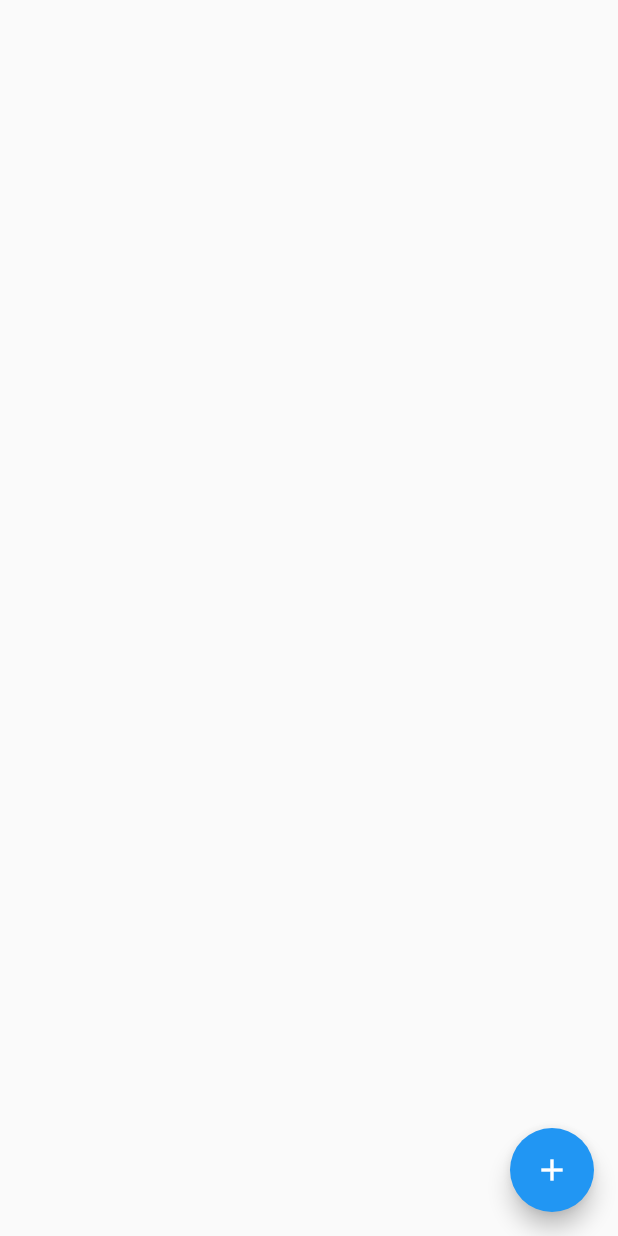
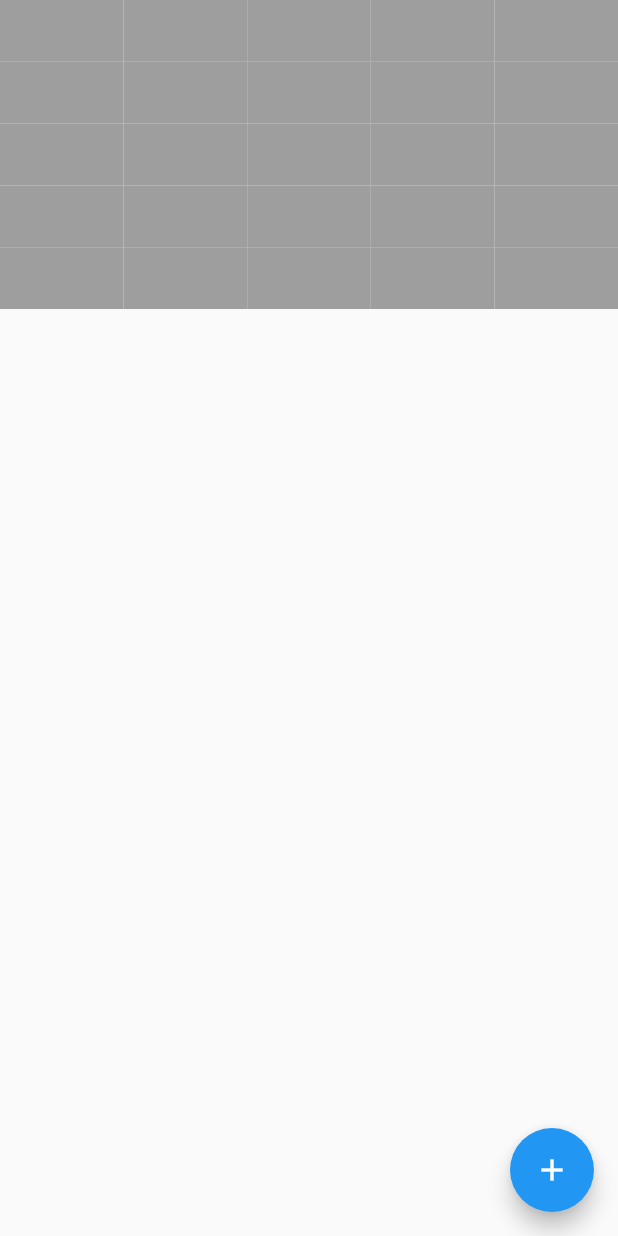
Before and after one commit to GikuyuNderitu/flutter_minesweeper, a Flutter app: the screen it shows after launch, on a phone screen of 412 x 824 dp. Run offline on Flutter 3.47's test engine with Material 2 defaults, Android fonts, the phone set to English and light mode, and no system bars; our stand-ins replace bloc, flutter_bloc.

Commit message:
Add rough styling to the cell view

```diff
--- a/lib/game/game_view.dart
+++ b/lib/game/game_view.dart
@@ -37,15 +37,69 @@ class CellView extends StatelessWidget {
 
   @override
   Widget build(BuildContext context) {
+    final textTheme = Theme.of(context).textTheme;
     return MouseRegion(
       cursor: SystemMouseCursors.click,
       child: GestureDetector(
         onTap: () => context.read<GameCubit>().move(point),
-        child: Padding(
+        child: Container(
+          color: _cellToColor(cell),
           padding: const EdgeInsets.all(58.0),
-          child: Text(cell.value.toString()),
+          child: Text(
+            number,
+            style: textTheme.headlineLarge?.copyWith(color: textColor),
+          ),
         ),
       ),
     );
   }
+
+  Color get textColor {
+    switch (cell.value) {
+      case initialCellValue:
+      case mineCellValue:
+      case emptyCellValue:
+        return Colors.transparent;
+      case 1:
+        return Colors.blue;
+      case 2:
+        return Colors.green;
+      case 3:
+        return Colors.red;
+      case 4:
+        return Colors.deepPurple;
+      case 5:
+        return Colors.brown;
+      case 6:
+        return Colors.yellow;
+      case 7:
+        return Colors.purple;
+      case 8:
+        return Colors.orange;
+    }
+
+    throw ArgumentError('Unexpected Cell value');
+  }
+
+  String get number {
+    switch (cell.value) {
+      case initialCellValue:
+      case mineCellValue:
+      case emptyCellValue:
+        return '';
+      default:
+        return cell.value.toString();
+    }
+  }
 }
+
+Color _cellToColor(Cell cell) {
+  switch (cell.value) {
+    case initialCellValue:
+    case mineCellValue:
+      return Colors.grey;
+    case emptyCellValue:
+    default:
+      return const Color.fromARGB(255, 212, 190, 182);
+  }
+}
```
